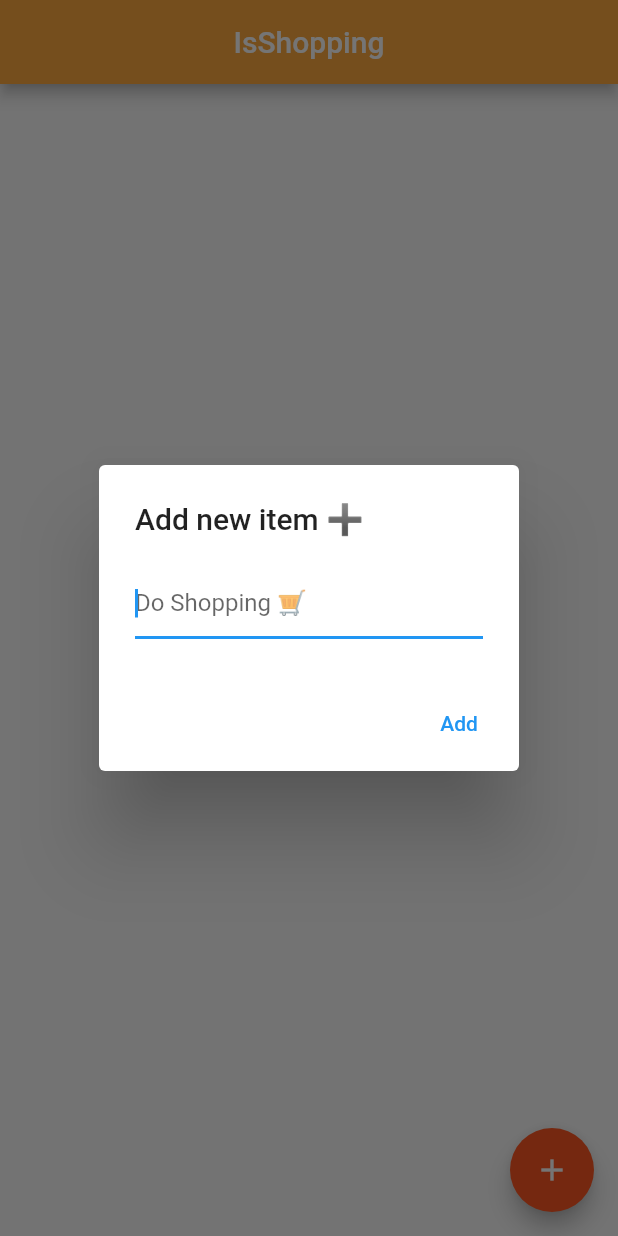
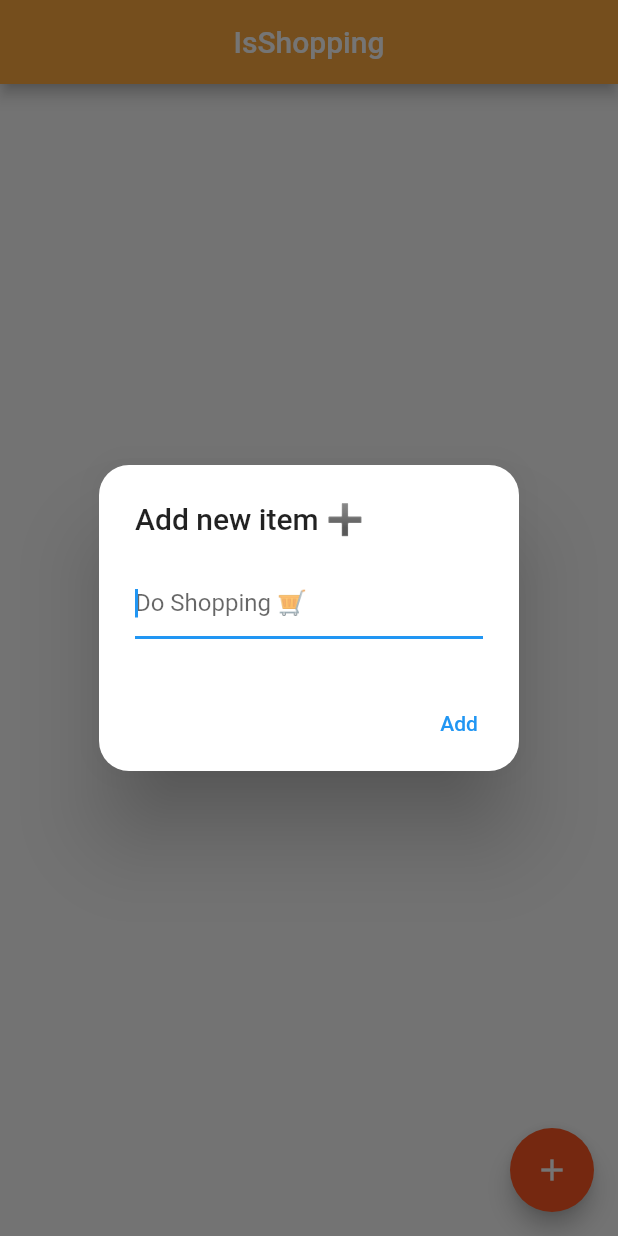
Before and after one commit to Fasz-kivan/IsShopping, a Flutter app: the screen it shows after launch, after a tap on the "add" icon, on a phone screen of 412 x 824 dp. Run offline on Flutter 3.47's test engine with Material 2 defaults, Android fonts, the light colour scheme and no system bars; our stand-ins replace shared_preferences.

Commit message:
dialog corner radius

```diff
--- a/lib/main.dart
+++ b/lib/main.dart
@@ -133,6 +133,9 @@ class _MainScreen extends State<MainScreenDisplayer> {
   Future showAddDialog() => showDialog(
         context: context,
         builder: (context) => AlertDialog(
+          shape: RoundedRectangleBorder(
+            borderRadius: BorderRadius.circular(20),
+          ),
           title: const Text("Add new item ➕"),
           content: TextFormField(
             autofocus: true,
@@ -199,6 +202,7 @@ class _MainScreen extends State<MainScreenDisplayer> {
     setState(() {
       item.isChecked = !item.isChecked;
     });
+    storeShoppingItems(shoppingList);
   }
 
   Future<void> initializeShoppingList() async {
```
